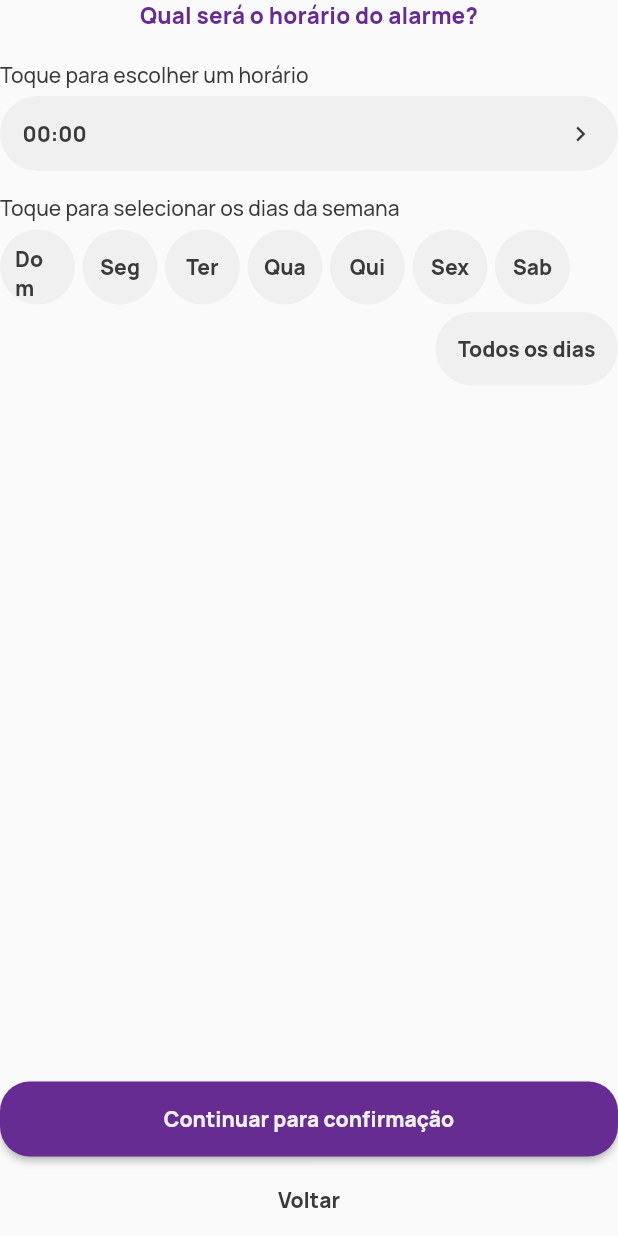
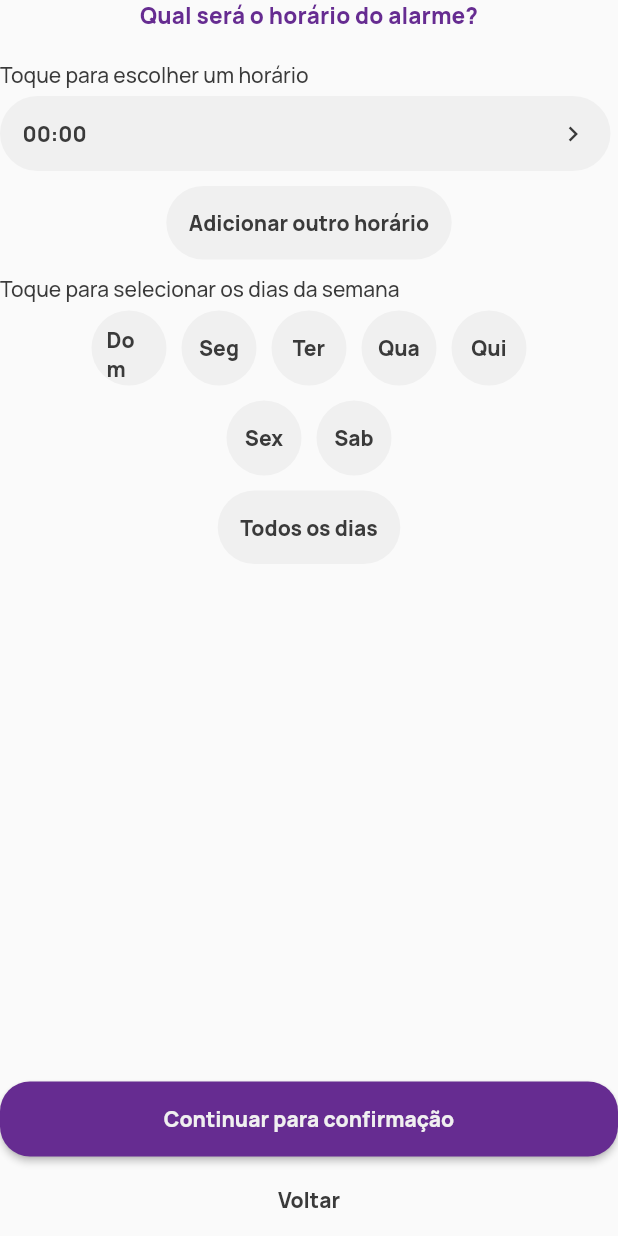
Before and after one commit to davidcbrl/medicine-app, a Flutter app: the AlarmInfoTimeView widget shown alone on an empty page, opened directly, on a phone screen of 412 x 824 dp. Run offline on Flutter 3.47's test engine with Material 2 defaults, Android fonts, the phone set to English and light mode, and no system bars; our stand-ins replace awesome_notifications, dio, get, get_storage; accounts and stored records are empty.

Commit message:
Supporting multiple times and fixing stepper ui

```diff
--- a/lib/controllers/alarm_controller.dart
+++ b/lib/controllers/alarm_controller.dart
@@ -15,7 +15,7 @@ class AlarmController extends GetxController with StateMixin {
   var doseType = DoseType(id: 1, name: 'Gotas').obs;
   var image = ''.obs;
   var alarmType = AlarmType(id: 1, name: 'Horário fixo').obs;
-  var time = const TimeOfDay(hour: 0, minute: 0).obs;
+  var times = <TimeOfDay>[const TimeOfDay(hour: 0, minute: 0)].obs;
   var weekdayTypeIdList = <int>[].obs;
   var startDate = DateTime.now().obs;
   var observation = ''.obs;
--- a/lib/pages/alarm/alarm_info_page.dart
+++ b/lib/pages/alarm/alarm_info_page.dart
@@ -136,6 +136,9 @@ class _AlarmInfoTypeViewState extends State<AlarmInfoTypeView> {
                         onPressed: () {
                           setState(() {
                             alarmController.alarmType.value = alarmType;
+                            if (alarmType.id == 2) {
+                              alarmController.times.value = [const TimeOfDay(hour: 0, minute: 0)];
+                            }
                           });
                         },
                       ),
@@ -199,12 +202,25 @@ class _AlarmInfoTimeViewState extends State<AlarmInfoTimeView> {
             child: Column(
               crossAxisAlignment: CrossAxisAlignment.start,
               children: [
-                CustomOptionFieldWidget(
-                  label: _getTimePickerLabel(alarmController.alarmType.value.id),
+                Text(
+                  _getTimePickerLabel(alarmController.alarmType.value.id),
+                  style: Theme.of(context).textTheme.bodyMedium,
+                ),
+                const SizedBox(
+                  height: 5,
+                ),
+                ...alarmController.times.map(
+                  (TimeOfDay time) {
+                    String timeValueLabel = _getTimeValueLabel(alarmController.alarmType.value.id, time);
+                    return Row(
+                      mainAxisAlignment: MainAxisAlignment.center,
+                      children: [
+                        Expanded(
+                          child: CustomOptionFieldWidget(
                             placeholder: 'Ex: 00:00',
-                  value: _getTimeValueLabel(alarmController.alarmType.value.id, alarmController.time.value),
+                            value: timeValueLabel,
                             onPressed: () async {
-                    TimeOfDay? time = await showTimePicker(
+                              TimeOfDay? pickedTime = await showTimePicker(
                                 context: context,
                                 initialTime: TimeOfDay.now(),
                                 builder: (BuildContext context, Widget? child) {
@@ -214,14 +230,59 @@ class _AlarmInfoTimeViewState extends State<AlarmInfoTimeView> {
                                   );
                                 },
                               );
-                    if (time != null) {
+                              if (pickedTime != null) {
                                 setState(() {
-                        alarmController.time.value = time;
+                                  timeValueLabel = _getTimeValueLabel(alarmController.alarmType.value.id, pickedTime);
+                                  alarmController.times[alarmController.times.indexOf(time)] = pickedTime;
                                 });
                               }
                             },
                           ),
+                        ),
+                        const SizedBox(
+                          width: 5,
+                        ),
+                        if (alarmController.times.length > 1) ...[
+                          InkWell(
+                            onTap: () {
+                              setState(() {
+                                alarmController.times.remove(time);
+                              });
+                            },
+                            child: Container(
+                              padding: const EdgeInsets.all(10),
+                              decoration: BoxDecoration(
+                                color: Theme.of(context).colorScheme.tertiary,
+                                borderRadius: BorderRadius.circular(20),
+                              ),
+                              child: const Icon(
+                                Icons.close_rounded,
+                                size: 20,
+                              ),
+                            ),
+                          ),
+                        ],
+                      ],
+                    );
+                 },
+                ),
                 if (alarmController.alarmType.value.id == 1) ...[
+                  const SizedBox(
+                    height: 5,
+                  ),
+                  Row(
+                    mainAxisAlignment: MainAxisAlignment.center,
+                    children: [
+                      CustomSelectItemWidget(
+                        label: 'Adicionar outro horário',
+                        onPressed: () {
+                          setState(() {
+                            alarmController.times.add(const TimeOfDay(hour: 0, minute: 0));
+                          });
+                        },
+                      ),
+                    ],
+                  ),
                   const SizedBox(
                     height: 10,
                   ),
@@ -232,10 +293,15 @@ class _AlarmInfoTimeViewState extends State<AlarmInfoTimeView> {
                   const SizedBox(
                     height: 5,
                   ),
-                  SizedBox(
-                    height: 50,
-                    child: ListView(
-                      scrollDirection: Axis.horizontal,
+                  Container(
+                    width: MediaQuery.of(context).size.width,
+                    padding: (weekdayTypeList.length * 60) > MediaQuery.of(context).size.width ? const EdgeInsets.symmetric(horizontal: 40) : null,
+                    child: Column(
+                      children: [
+                        Wrap(
+                          alignment: WrapAlignment.center,
+                          spacing: 10,
+                          runSpacing: 10,
                           children: [
                             ...weekdayTypeList.map(
                               (WeekdayType weekdayType) => CustomMultiselectItemWidget(
@@ -254,12 +320,14 @@ class _AlarmInfoTimeViewState extends State<AlarmInfoTimeView> {
                             ),
                           ],
                         ),
+                      ],
+                    ),
                   ),
                   const SizedBox(
-                    height: 5,
+                    height: 10,
                   ),
                   Row(
-                    mainAxisAlignment: MainAxisAlignment.end,
+                    mainAxisAlignment: MainAxisAlignment.center,
                     children: [
                       CustomSelectItemWidget(
                         label: 'Todos os dias',
@@ -281,8 +349,14 @@ class _AlarmInfoTimeViewState extends State<AlarmInfoTimeView> {
                   const SizedBox(
                     height: 10,
                   ),
+                  Text(
+                    'Escolha a data de início para o alarme',
+                    style: Theme.of(context).textTheme.bodyMedium,
+                  ),
+                  const SizedBox(
+                    height: 5,
+                  ),
                   CustomOptionFieldWidget(
-                    label: 'Escolha a data de início para o alarme',
                     placeholder: 'Ex: 01/01/2023',
                     value: DateFormat('dd/MM/yyyy').format(alarmController.startDate.value),
                     onPressed: () async {
--- a/lib/widgets/custom_list_item_widget.dart
+++ b/lib/widgets/custom_list_item_widget.dart
@@ -11,7 +11,7 @@ class CustomListItemWidget extends StatelessWidget {
           padding: const EdgeInsets.symmetric(horizontal: 15, vertical: 10),
           decoration: BoxDecoration(
             color: Theme.of(context).colorScheme.tertiary,
-            borderRadius: BorderRadius.circular(20),
+            borderRadius: BorderRadius.circular(30),
           ),
           child: Row(
             children: [
--- a/lib/widgets/custom_multiselect_item_widget.dart
+++ b/lib/widgets/custom_multiselect_item_widget.dart
@@ -14,9 +14,7 @@ class CustomMultiselectItemWidget extends StatelessWidget {
 
   @override
   Widget build(BuildContext context) {
-    return Row(
-      children: [
-        InkWell(
+    return InkWell(
       onTap: onPressed,
       child: Container(
         padding: const EdgeInsets.all(10),
@@ -36,11 +34,6 @@ class CustomMultiselectItemWidget extends StatelessWidget {
           ],
         ),
       ),
-        ),
-        const SizedBox(
-          width: 5,
-        ),
-      ],
     );
   }
 }
--- a/lib/widgets/custom_option_field_widget.dart
+++ b/lib/widgets/custom_option_field_widget.dart
@@ -1,14 +1,12 @@
 import 'package:flutter/material.dart';
 
 class CustomOptionFieldWidget extends StatelessWidget {
-  final String label;
   final String placeholder;
   final Function() onPressed;
   final String? value;
 
   const CustomOptionFieldWidget({
     super.key,
-    required this.label,
     required this.placeholder,
     required this.onPressed,
     this.value,
@@ -19,13 +17,6 @@ class CustomOptionFieldWidget extends StatelessWidget {
     return Column(
       crossAxisAlignment: CrossAxisAlignment.start,
       children: [
-        Text(
-          label,
-          style: Theme.of(context).textTheme.bodyMedium,
-        ),
-        const SizedBox(
-          height: 5,
-        ),
         Container(
           decoration: BoxDecoration(
             color: Theme.of(context).colorScheme.tertiary,
--- a/lib/widgets/custom_stepper_widget.dart
+++ b/lib/widgets/custom_stepper_widget.dart
@@ -15,9 +15,11 @@ class CustomStepperWidget extends StatelessWidget {
     return Column(
       children: [
         Row(
+          mainAxisAlignment: MainAxisAlignment.center,
           children: [
             ...List.generate(
-              steps.length, (index) => Row(
+              steps.length,
+              (index) => Row(
                 children: [
                   if (index > 0) ...[
                     Container(
```
Also changed, not shown: lib/pages/alarm/alarm_review_page.dart (+11 -7 lines), lib/pages/home/home_page.dart (+7 -2 lines). Lines whose indentation alone changed are shown as unchanged.
